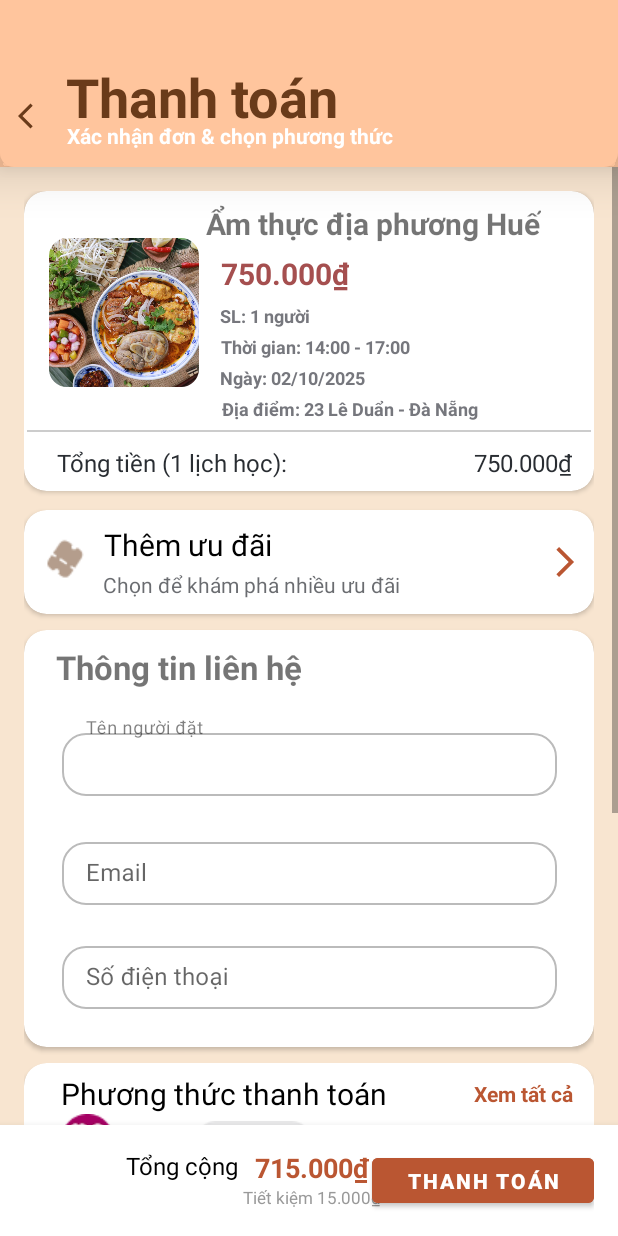
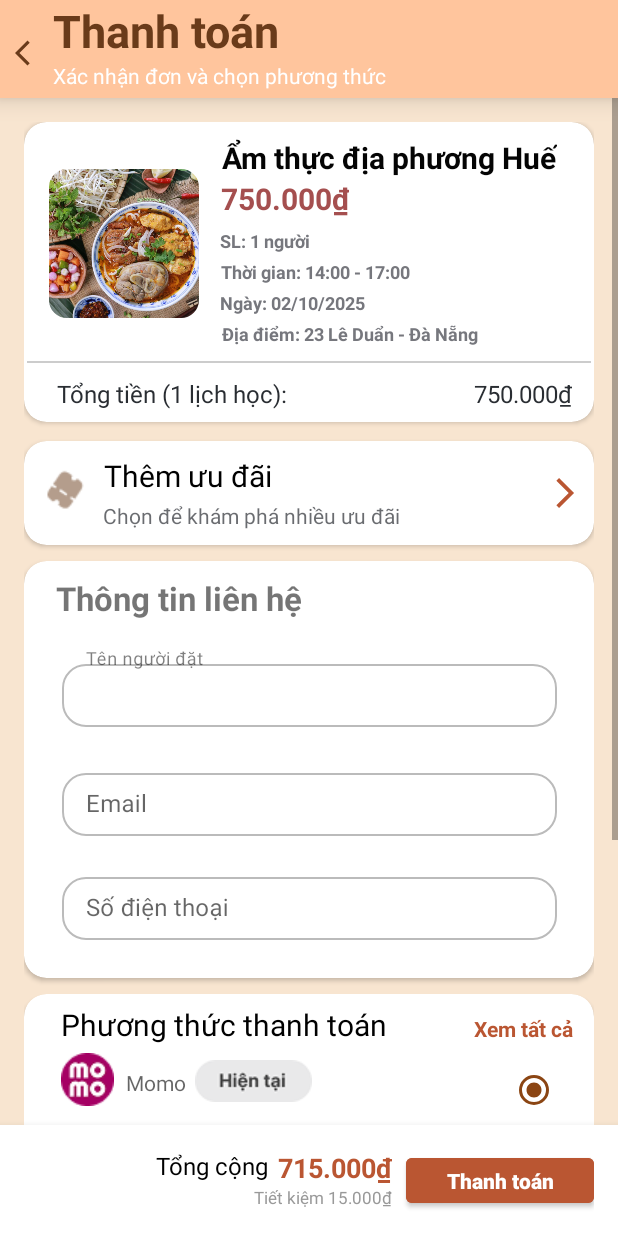
Before and after one commit to TrieuTien0311/LOCALCOOKING, an Android app: the layout activity_payment.xml on its own in the app's theme, with its tools: preview values and no code run, on a phone screen of 412 x 824 dp. Run offline under Robolectric (Android 15) with nearby library versions, the phone set to English and light mode, and no system bars.

Commit message:
Fix Trang Đánh Giá và Trang Thanh toán

```diff
--- a/app/src/main/AndroidManifest.xml
+++ b/app/src/main/AndroidManifest.xml
@@ -13,7 +13,7 @@
         android:theme="@style/Theme.LOCALCOOKING_V3T">
 
         <activity
-            android:name=".Review"
+            android:name=".PaymentActivity"
             android:exported="true">
             <intent-filter>
                 <action android:name="android.intent.action.MAIN" />
@@ -22,7 +22,7 @@
         </activity>
 
         <activity
-            android:name=".PaymentActivity"
+            android:name=".Review"
             android:exported="false" />
 
         <!-- Register -->
--- a/app/src/main/java/com/example/localcooking_v3t/PaymentActivity.java
+++ b/app/src/main/java/com/example/localcooking_v3t/PaymentActivity.java
@@ -1,6 +1,10 @@
 package com.example.localcooking_v3t;
 
 import android.os.Bundle;
+import android.view.View;
+import android.widget.ImageView;
+import android.widget.RadioButton;
+import android.widget.RadioGroup;
 
 import androidx.activity.EdgeToEdge;
 import androidx.appcompat.app.AppCompatActivity;
@@ -9,6 +13,10 @@ import androidx.core.view.ViewCompat;
 import androidx.core.view.WindowInsetsCompat;
 
 public class PaymentActivity extends AppCompatActivity {
+
+    private RadioGroup rdGroupPayment;
+    private RadioButton rdMomo, rdThe;
+    private ImageView txtTrangThai1, txtTrangThai2;
 
     @Override
     protected void onCreate(Bundle savedInstanceState) {
@@ -20,5 +28,28 @@ public class PaymentActivity extends AppCompatActivity {
             v.setPadding(systemBars.left, systemBars.top, systemBars.right, systemBars.bottom);
             return insets;
         });
+
+        // Ánh xạ các view
+        rdGroupPayment = findViewById(R.id.rdGroupPayment);
+        rdMomo = findViewById(R.id.rdMomo);
+        rdThe = findViewById(R.id.rdThe);
+        txtTrangThai1 = findViewById(R.id.txtTrangThai1);
+        txtTrangThai2 = findViewById(R.id.txtTrangThai2);
+
+        // Xử lý sự kiện thay đổi RadioButton
+        rdGroupPayment.setOnCheckedChangeListener(new RadioGroup.OnCheckedChangeListener() {
+            @Override
+            public void onCheckedChanged(RadioGroup group, int checkedId) {
+                if (checkedId == R.id.rdMomo) {
+                    // Khi chọn Momo
+                    txtTrangThai1.setVisibility(View.VISIBLE);
+                    txtTrangThai2.setVisibility(View.INVISIBLE);
+                } else if (checkedId == R.id.rdThe) {
+                    // Khi chọn Thẻ
+                    txtTrangThai1.setVisibility(View.INVISIBLE);
+                    txtTrangThai2.setVisibility(View.VISIBLE);
+                }
+            }
+        });
     }
 }
--- a/app/src/main/res/layout/activity_payment.xml
+++ b/app/src/main/res/layout/activity_payment.xml
@@ -8,76 +8,64 @@
     android:layout_height="match_parent"
     tools:context=".PaymentActivity">
 
-    <FrameLayout
-        android:id="@+id/frameLayout"
-        android:layout_width="0dp"
-        android:layout_height="111dp"
-        android:background="@drawable/header"
-        android:elevation="20dp"
+    <androidx.constraintlayout.widget.ConstraintLayout
+        android:id="@+id/constraintLayout"
+        android:layout_width="match_parent"
+        android:layout_height="wrap_content"
+        android:background="#FFC59D"
+        android:elevation="10dp"
         app:layout_constraintEnd_toEndOf="parent"
+        app:layout_constraintHorizontal_bias="1.0"
         app:layout_constraintStart_toStartOf="parent"
         app:layout_constraintTop_toTopOf="parent">
 
-        <androidx.constraintlayout.widget.ConstraintLayout
-            android:layout_width="match_parent"
-            android:layout_height="match_parent">
+        <TextView
+            android:id="@+id/txtDiaDiem"
+            android:layout_width="wrap_content"
+            android:layout_height="wrap_content"
+            android:layout_marginStart="35dp"
+            android:text="Thanh toán"
+            android:textColor="#6A3B1A"
+            android:textSize="30sp"
 
-            <TextView
-                android:id="@+id/txtTitle"
-                android:layout_width="239dp"
-                android:layout_height="40dp"
-                android:layout_gravity="center_vertical"
-                android:paddingLeft="30dp"
-                android:text="Thanh toán"
-                android:textColor="#6A3B1A"
-                android:textSize="36sp"
-                android:textStyle="bold"
-                app:layout_constraintBottom_toBottomOf="parent"
-                app:layout_constraintEnd_toEndOf="parent"
-                app:layout_constraintHorizontal_bias="0.08"
-                app:layout_constraintStart_toStartOf="parent"
-                app:layout_constraintTop_toTopOf="parent"
-                app:layout_constraintVertical_bias="0.56" />
+            android:textStyle="bold"
+            app:layout_constraintStart_toStartOf="parent"
+            app:layout_constraintTop_toTopOf="parent" />
 
-            <ImageView
-                android:id="@+id/btnBack"
-                android:layout_width="20dp"
-                android:layout_height="20dp"
-                android:contentDescription="Back"
-                android:src="@drawable/ic_back"
-                app:layout_constraintBottom_toBottomOf="parent"
-                app:layout_constraintEnd_toEndOf="parent"
-                app:layout_constraintHorizontal_bias="0.03"
-                app:layout_constraintStart_toStartOf="parent"
-                app:layout_constraintTop_toTopOf="parent"
-                app:layout_constraintVertical_bias="0.74" />
+        <ImageView
+            android:id="@+id/imageView6"
+            android:layout_width="20dp"
+            android:layout_height="20dp"
+            android:layout_marginStart="10dp"
+            android:layout_marginTop="25dp"
+            app:layout_constraintStart_toStartOf="parent"
+            app:layout_constraintTop_toTopOf="parent"
+            app:srcCompat="@drawable/ic_back" />
 
-            <TextView
-                android:id="@+id/textView2"
-                android:layout_width="wrap_content"
-                android:layout_height="wrap_content"
-                android:text="Xác nhận đơn &amp; chọn phương thức"
-                android:textColor="@color/white"
-                android:textStyle="bold"
-                app:layout_constraintBottom_toBottomOf="parent"
-                app:layout_constraintEnd_toEndOf="parent"
-                app:layout_constraintHorizontal_bias="0.23"
-                app:layout_constraintStart_toStartOf="parent"
-                app:layout_constraintTop_toBottomOf="@+id/txtTitle"
-                app:layout_constraintVertical_bias="0.050000012" />
-        </androidx.constraintlayout.widget.ConstraintLayout>
-    </FrameLayout>
+        <TextView
+            android:id="@+id/txtThoiGian"
+            android:layout_width="wrap_content"
+            android:layout_height="wrap_content"
+            android:layout_marginStart="35dp"
+            android:layout_marginBottom="5dp"
+            android:text="Xác nhận đơn và chọn phương thức"
+            android:textColor="#FFFFFF"
+            app:layout_constraintBottom_toBottomOf="parent"
+            app:layout_constraintStart_toStartOf="parent"
+            app:layout_constraintTop_toBottomOf="@+id/txtDiaDiem" />
+
+    </androidx.constraintlayout.widget.ConstraintLayout>
 
     <ScrollView
         android:id="@+id/scrollView"
         android:layout_width="0dp"
         android:layout_height="0dp"
+        android:background="@color/bg_orange"
         android:fillViewport="true"
-        android:background="@color/bg_orange"
-        app:layout_constraintTop_toBottomOf="@+id/frameLayout"
         app:layout_constraintBottom_toTopOf="@+id/bottomFrameLayout"
+        app:layout_constraintEnd_toEndOf="parent"
         app:layout_constraintStart_toStartOf="parent"
-        app:layout_constraintEnd_toEndOf="parent">
+        app:layout_constraintTop_toBottomOf="@id/constraintLayout">
 
         <LinearLayout
             android:layout_width="match_parent"
@@ -135,20 +123,21 @@
                                     android:id="@+id/textView3"
                                     android:layout_width="wrap_content"
                                     android:layout_height="wrap_content"
-                                    android:layout_marginTop="6dp"
+                                    android:layout_marginStart="13dp"
+                                    android:layout_marginTop="8dp"
                                     android:text="Ẩm thực địa phương Huế"
+                                    android:textColor="#040404"
                                     android:textSize="20sp"
                                     android:textStyle="bold"
                                     app:layout_constraintEnd_toEndOf="parent"
-                                    app:layout_constraintHorizontal_bias="0.782"
-                                    app:layout_constraintStart_toStartOf="parent"
+                                    app:layout_constraintHorizontal_bias="0.083"
+                                    app:layout_constraintStart_toEndOf="@+id/imgFood"
                                     app:layout_constraintTop_toTopOf="parent" />
 
                                 <TextView
                                     android:id="@+id/textView4"
                                     android:layout_width="wrap_content"
                                     android:layout_height="wrap_content"
-                                    android:layout_marginTop="6dp"
                                     android:text="750.000₫"
                                     android:textColor="#A54F4F"
                                     android:textSize="20sp"
@@ -471,6 +460,30 @@
                         android:layout_width="match_parent"
                         android:layout_height="match_parent">
 
+                        <RadioGroup
+                            android:id="@+id/rdGroupPayment"
+                            android:layout_width="wrap_content"
+                            android:layout_height="wrap_content"
+                            android:layout_marginTop="7dp"
+                            android:layout_marginEnd="8dp"
+                            app:layout_constraintEnd_toEndOf="parent"
+                            app:layout_constraintTop_toBottomOf="@+id/textView20">
+
+                            <RadioButton
+                                android:id="@+id/rdMomo"
+                                android:layout_width="wrap_content"
+                                android:layout_height="wrap_content"
+                                android:buttonTint="@color/radio_color_selector"
+                                android:checked="true"
+                                android:padding="0dp" />
+
+                            <RadioButton
+                                android:id="@+id/rdThe"
+                                android:layout_width="wrap_content"
+                                android:buttonTint="@color/radio_color_selector"
+                                android:layout_height="wrap_content" />
+                        </RadioGroup>
+
                         <TextView
                             android:id="@+id/textView16"
                             android:layout_width="wrap_content"
@@ -489,6 +502,7 @@
                             android:id="@+id/imageView11"
                             android:layout_width="wrap_content"
                             android:layout_height="wrap_content"
+                            android:layout_marginTop="5dp"
                             app:layout_constraintEnd_toEndOf="@+id/textView16"
                             app:layout_constraintHorizontal_bias="0.0"
                             app:layout_constraintStart_toStartOf="@+id/textView16"
@@ -511,20 +525,19 @@
                             android:layout_width="wrap_content"
                             android:layout_height="wrap_content"
                             android:layout_marginStart="12dp"
-                            android:layout_marginTop="16dp"
+                            android:layout_marginTop="15dp"
                             android:text="Momo"
                             android:textColor="#9A000000"
-                            app:layout_constraintBottom_toBottomOf="parent"
                             app:layout_constraintEnd_toEndOf="parent"
                             app:layout_constraintHorizontal_bias="0.17"
                             app:layout_constraintStart_toStartOf="parent"
-                            app:layout_constraintTop_toTopOf="parent"
-                            app:layout_constraintVertical_bias="0.26999998" />
+                            app:layout_constraintTop_toBottomOf="@+id/textView16" />
 
                         <TextView
                             android:id="@+id/textView19"
                             android:layout_width="wrap_content"
                             android:layout_height="wrap_content"
+                            android:layout_marginTop="28dp"
                             android:text="Thẻ"
                             android:textColor="#9A000000"
                             app:layout_constraintBottom_toBottomOf="parent"
@@ -535,9 +548,10 @@
                             app:layout_constraintVertical_bias="0.78" />
 
                         <ImageView
-                            android:id="@+id/imageView14"
+                            android:id="@+id/txtTrangThai1"
                             android:layout_width="wrap_content"
                             android:layout_height="wrap_content"
+                            android:layout_marginTop="8dp"
                             app:layout_constraintBottom_toBottomOf="parent"
                             app:layout_constraintEnd_toEndOf="parent"
                             app:layout_constraintHorizontal_bias="0.03"
@@ -547,9 +561,10 @@
                             app:srcCompat="@drawable/status" />
 
                         <ImageView
-                            android:id="@+id/imageView15"
+                            android:id="@+id/txtTrangThai2"
                             android:layout_width="wrap_content"
                             android:layout_height="wrap_content"
+                            android:layout_marginTop="30dp"
                             android:visibility="invisible"
                             app:layout_constraintBottom_toBottomOf="parent"
                             app:layout_constraintEnd_toEndOf="parent"
@@ -564,6 +579,7 @@
                             android:layout_width="wrap_content"
                             android:layout_height="wrap_content"
                             android:layout_marginStart="1dp"
+                            android:layout_marginTop="3dp"
                             android:text="Xem tất cả"
                             android:textColor="#BA5632"
                             android:textStyle="bold"
@@ -574,27 +590,6 @@
                             app:layout_constraintTop_toTopOf="parent"
                             app:layout_constraintVertical_bias="0.089999974" />
 
-                        <RadioButton
-                            android:id="@+id/radioButton"
-                            android:layout_width="wrap_content"
-                            android:layout_height="wrap_content"
-                            app:layout_constraintBottom_toBottomOf="parent"
-                            app:layout_constraintEnd_toEndOf="parent"
-                            app:layout_constraintHorizontal_bias="1.0"
-                            app:layout_constraintStart_toEndOf="@+id/imageView14"
-                            app:layout_constraintTop_toTopOf="@+id/textView20"
-                            app:layout_constraintVertical_bias="0.24000001" />
-
-                        <RadioButton
-                            android:id="@+id/radioButton2"
-                            android:layout_width="wrap_content"
-                            android:layout_height="wrap_content"
-                            app:layout_constraintBottom_toBottomOf="parent"
-                            app:layout_constraintEnd_toEndOf="@+id/radioButton"
-                            app:layout_constraintHorizontal_bias="1.0"
-                            app:layout_constraintStart_toEndOf="@+id/imageView15"
-                            app:layout_constraintTop_toTopOf="parent"
-                            app:layout_constraintVertical_bias="0.85" />
                     </androidx.constraintlayout.widget.ConstraintLayout>
                 </androidx.cardview.widget.CardView>
 
@@ -789,11 +784,12 @@
                 android:id="@+id/txtTotalLabel"
                 android:layout_width="wrap_content"
                 android:layout_height="wrap_content"
-                android:layout_marginStart="68dp"
+                android:layout_marginStart="88dp"
                 android:text="Tổng cộng"
                 android:textColor="#000000"
                 android:textSize="16sp"
                 app:layout_constraintBottom_toBottomOf="parent"
+
                 app:layout_constraintStart_toStartOf="parent"
                 app:layout_constraintTop_toTopOf="parent"
                 app:layout_constraintVertical_bias="0.0" />
@@ -802,6 +798,7 @@
                 android:id="@+id/txtTotalAmount"
                 android:layout_width="wrap_content"
                 android:layout_height="wrap_content"
+                android:layout_marginEnd="8dp"
                 android:text="715.000₫"
                 android:textColor="#BA5632"
                 android:textSize="18sp"
@@ -821,15 +818,16 @@
                 android:textColor="#999999"
                 android:textSize="11sp"
                 app:layout_constraintEnd_toEndOf="@+id/txtTotalAmount"
-                app:layout_constraintStart_toStartOf="@+id/txtTotalAmount"
                 app:layout_constraintTop_toBottomOf="@+id/txtTotalAmount" />
 
             <Button
                 android:id="@+id/btnConfirmPayment"
-                android:layout_width="148dp"
+                android:layout_width="125dp"
                 android:layout_height="42dp"
                 android:backgroundTint="#BA5632"
+                android:letterSpacing="0.001"
                 android:text="Thanh toán"
+                android:textAllCaps="false"
                 android:textColor="@android:color/white"
                 android:textStyle="bold"
                 app:layout_constraintBottom_toBottomOf="parent"
--- a/app/src/main/res/layout/activity_review.xml
+++ b/app/src/main/res/layout/activity_review.xml
@@ -379,8 +379,8 @@
                     android:layout_marginTop="8dp"
                     android:background="@drawable/border_dashed"
                     android:orientation="vertical"
-                    android:paddingTop="10dp"
-                    android:paddingBottom="10dp"
+                    android:paddingTop="20dp"
+                    android:paddingBottom="20dp"
                     app:layout_constraintEnd_toEndOf="parent"
                     app:layout_constraintStart_toStartOf="parent"
                     app:layout_constraintTop_toBottomOf="@+id/textView">
```
